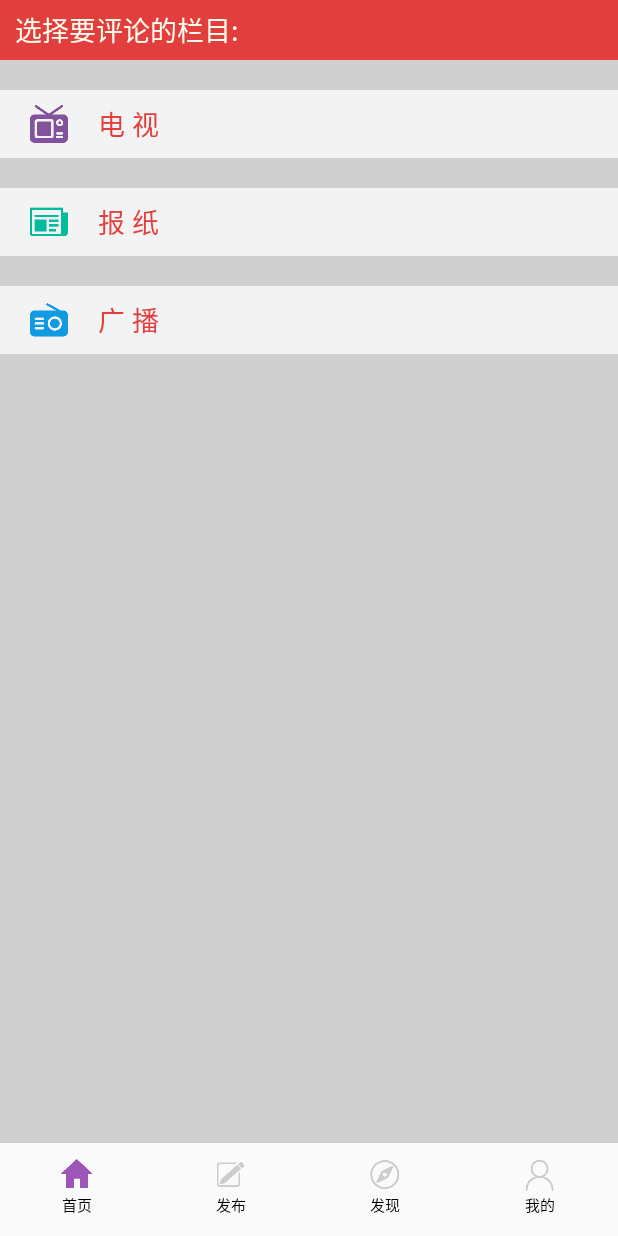
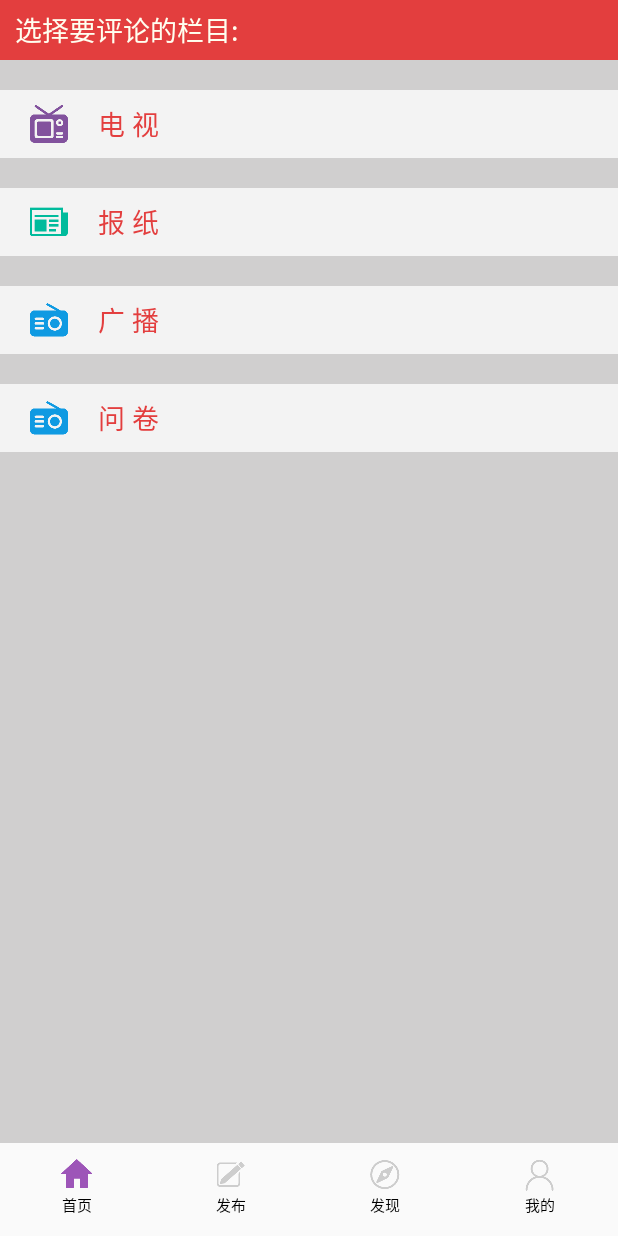
Before and after one commit to yuminghang/zhinan, an Android app: the fragment FaxianFragment placed in its activity, on a phone screen of 412 x 824 dp. Run offline under Robolectric (Android 15) with nearby library versions, the phone set to English and light mode, and no system bars; libraries missing offline, so code that uses them is left out: com.readystatesoftware.systembartint, com.squareup.okhttp; pictures from the network do not load; 4 statements that could not run were skipped.

Commit message:
问卷列表

```diff
--- a/app/src/main/AndroidManifest.xml
+++ b/app/src/main/AndroidManifest.xml
@@ -61,6 +61,10 @@
         <activity android:name=".activity.HongbaoWebViewActivity" />
         <activity android:name=".activity.ShangQuanActivity" />
         <activity android:name=".activity.paymentActivity" />
+        <activity
+            android:name=".activity.QuestionnaireListActivity"
+            android:label="@string/title_activity_questionnaire_list"
+            android:theme="@style/AppTheme.NoActionBar"></activity>
     </application>
 
 </manifest>
--- a/app/src/main/java/com/project/zhinan/fragment/FaxianFragment.java
+++ b/app/src/main/java/com/project/zhinan/fragment/FaxianFragment.java
@@ -12,6 +12,7 @@ import android.widget.TextView;
 
 import com.project.zhinan.R;
 import com.project.zhinan.activity.NewsActivity;
+import com.project.zhinan.activity.QuestionnaireListActivity;
 import com.project.zhinan.activity.TvActivity;
 import com.project.zhinan.activity.VideoActivity;
 
@@ -22,7 +23,7 @@ import com.project.zhinan.activity.VideoActivity;
 public class FaxianFragment extends Fragment implements View.OnClickListener {
 
     private View view;
-    private LinearLayout LinearLayout1, LinearLayout2, LinearLayout3;
+    private LinearLayout LinearLayout1, LinearLayout2, LinearLayout3,LinearLayout4;
     //faxianfragment_layout
 
     @Override
@@ -31,9 +32,13 @@ public class FaxianFragment extends Fragment implements View.OnClickListener {
         LinearLayout1 = (LinearLayout) view.findViewById(R.id.LinearLayout1);
         LinearLayout2 = (LinearLayout) view.findViewById(R.id.LinearLayout2);
         LinearLayout3 = (LinearLayout) view.findViewById(R.id.LinearLayout3);
+        LinearLayout4 = (LinearLayout) view.findViewById(R.id.LinearLayout4);
+
         LinearLayout1.setOnClickListener(this);
         LinearLayout2.setOnClickListener(this);
         LinearLayout3.setOnClickListener(this);
+        LinearLayout4.setOnClickListener(this);
+
         return view;
     }
 
@@ -49,6 +54,11 @@ public class FaxianFragment extends Fragment implements View.OnClickListener {
             case R.id.LinearLayout3:
                 startActivity(new Intent(getActivity(), VideoActivity.class));
                 break;
+            case R.id.LinearLayout4:
+                startActivity(new Intent(getActivity(), QuestionnaireListActivity.class));
+                break;
+            default:
+                break;
         }
     }
 
--- a/app/src/main/res/layout/faxian_layout.xml
+++ b/app/src/main/res/layout/faxian_layout.xml
@@ -92,6 +92,31 @@
             android:textColor="@color/title_color"
             android:textSize="18sp" />
     </LinearLayout>
+    <LinearLayout
+        android:id="@+id/LinearLayout4"
+        android:layout_width="match_parent"
+        android:layout_height="45dp"
+        android:layout_marginTop="20dp"
+        android:background="@drawable/video_click_background">
+
+        <ImageView
+            android:layout_width="25dp"
+            android:layout_height="25dp"
+            android:layout_gravity="center_vertical"
+            android:layout_marginLeft="20dp"
+            android:scaleType="centerCrop"
+            android:src="@mipmap/video_icon" />
+
+        <TextView
+            android:id="@+id/tv4"
+            android:layout_width="match_parent"
+            android:layout_height="match_parent"
+            android:gravity="left|center"
+            android:paddingLeft="20dp"
+            android:text="问 卷"
+            android:textColor="@color/title_color"
+            android:textSize="18sp" />
+    </LinearLayout>
 
 
 </LinearLayout>
--- a/app/src/main/res/values/dimens.xml
+++ b/app/src/main/res/values/dimens.xml
@@ -50,4 +50,5 @@
     <dimen name="sp_19">19sp</dimen>
     <dimen name="sp_20">20sp</dimen>
     <dimen name="tag_height">80dp</dimen>
+    <dimen name="fab_margin">16dp</dimen>
 </resources>
--- a/app/src/main/res/values/strings.xml
+++ b/app/src/main/res/values/strings.xml
@@ -66,4 +66,5 @@
         <item>男</item>
         <item>女</item>
     </string-array>
+    <string name="title_activity_questionnaire_list">QuestionnaireListActivity</string>
 </resources>
--- a/app/src/main/res/values/styles.xml
+++ b/app/src/main/res/values/styles.xml
@@ -23,4 +23,8 @@
         <item name="android:windowEnterAnimation">@anim/in_lefttoright</item>
         <item name="android:windowExitAnimation">@anim/out_righttoleft</item>
     </style>
+
+    <style name="AppTheme.NoActionBar.AppBarOverlay" parent="ThemeOverlay.AppCompat.Dark.ActionBar" />
+
+    <style name="AppTheme.NoActionBar.PopupOverlay" parent="ThemeOverlay.AppCompat.Light" />
 </resources>
```
Also changed, not shown: app/src/main/java/com/project/zhinan/activity/QuestionnaireListActivity.java (added, +105 -0 lines), app/src/main/java/com/project/zhinan/adapter/QuestionnaireItemAdapter.java (added, +66 -0 lines), app/src/main/java/com/project/zhinan/bean/QuestionnaireItem.java (added, +90 -0 lines), app/src/main/res/layout/activity_questionnaire_list.xml (added, +28 -0 lines), app/src/main/res/layout/content_questionnaire_list.xml (added, +22 -0 lines), app/src/main/res/layout/questionnaire_item.xml (added, +20 -0 lines).
